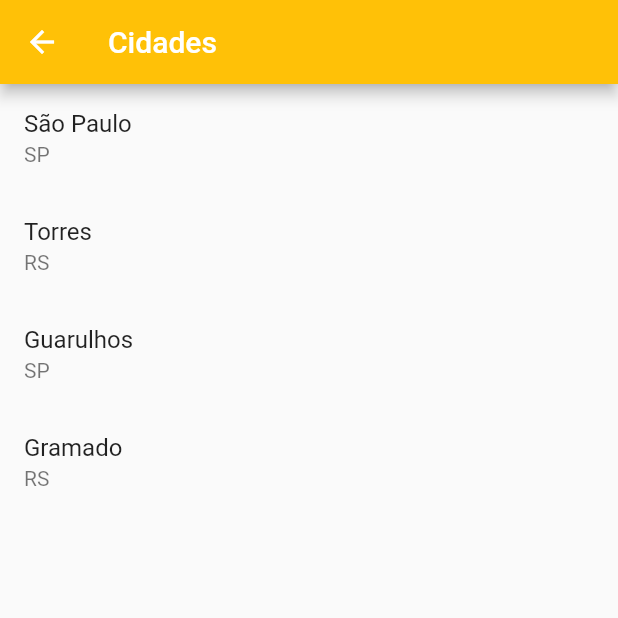
After one commit to VitoriaMagnus/primeiros_passos_flutter, a Flutter app: the CidadesPage screen opened by its route, on a phone screen of 412 x 824 dp, the top half of it. The commit adds this screen. Run offline on Flutter 3.47's test engine with Material 2 defaults, Android fonts, the phone set to English and light mode, and no system bars; our stand-ins replace device_preview.

Commit message:
Leitura arquivo json

```diff
--- /dev/null
+++ b/assets/cidades.json
@@ -0,0 +1,19 @@
+[
+     {
+          "cidade": "São Paulo",
+          "estado": "SP"
+     },
+     {
+          "cidade": "Torres",
+          "estado": "RS"
+     },
+     {
+          "cidade": "Guarulhos",
+          "estado": "SP"
+     },
+     {
+          "cidade": "Gramado",
+          "estado": "RS"
+     }
+
+]
--- a/lib/main.dart
+++ b/lib/main.dart
@@ -1,6 +1,7 @@
 import 'package:device_preview/device_preview.dart';
 import 'package:flutter/material.dart';
 import 'package:flutter_primeiro_projeto/pages/botoes_rotacao_texto/botoes_rotacoes_texto_page.dart';
+import 'package:flutter_primeiro_projeto/pages/cidades/cidades_page.dart';
 import 'package:flutter_primeiro_projeto/pages/container/container_page.dart';
 import 'package:flutter_primeiro_projeto/pages/dialogs/dialogs_pages.dart';
 import 'package:flutter_primeiro_projeto/pages/forms/forms_page.dart';
@@ -55,6 +56,7 @@ class MyApp extends StatelessWidget {
         '/dialogs': (context) => const DialogsPages(),
         '/snackbars': (context) => const SnackbarPage(),
         '/forms': (context) => const FormsPage(),
+        '/cidades': (context) => const CidadesPage(),
       },
       debugShowCheckedModeBanner: false,
     );
--- /dev/null
+++ b/lib/pages/cidades/cidades_page.dart
@@ -0,0 +1,53 @@
+import 'dart:convert';
+
+import 'package:flutter/material.dart';
+import 'package:flutter/services.dart';
+
+import 'model/cidade.dart';
+
+class CidadesPage extends StatefulWidget {
+  const CidadesPage({Key? key}) : super(key: key);
+
+  @override
+  State<CidadesPage> createState() => _CidadesPageState();
+}
+
+class _CidadesPageState extends State<CidadesPage> {
+  var cidades = <Cidade>[];
+
+  @override
+  void initState() {
+    super.initState();
+    _loadCities();
+  }
+
+  Future<void> _loadCities() async {
+    print('buscando cidades');
+    final cidadesJson = await rootBundle.loadString('assets/cidades.json');
+
+    setState(() {
+      var cidadeList = json.decode(cidadesJson);
+      cidades = cidadeList.map<Cidade>((city) => Cidade.fromMap(city)).toList();
+      print(cidades);
+    });
+  }
+
+  @override
+  Widget build(BuildContext context) {
+    return Scaffold(
+      appBar: AppBar(
+        title: const Text('Cidades'),
+      ),
+      body: ListView.builder(
+        itemCount: cidades.length,
+        itemBuilder: (context, index) {
+          var cidadeItem = cidades[index];
+          return ListTile(
+            title: Text(cidadeItem.cidade),
+            subtitle: Text(cidadeItem.estado),
+          );
+        },
+      ),
+    );
+  }
+}
--- /dev/null
+++ b/lib/pages/cidades/model/cidade.dart
@@ -0,0 +1,32 @@
+import 'dart:convert';
+
+class Cidade {
+  final String cidade;
+  final String estado;
+
+  Cidade(
+    this.cidade,
+    this.estado,
+  );
+
+  Map<String, dynamic> toMap() {
+    return {
+      'cidade': cidade,
+      'estado': estado,
+    };
+  }
+
+  factory Cidade.fromMap(Map<String, dynamic> map) {
+    return Cidade(
+      map['cidade'] ?? '',
+      map['estado'] ?? '',
+    );
+  }
+
+  String toJson() => json.encode(toMap());
+
+  factory Cidade.fromJson(String source) => Cidade.fromMap(json.decode(source));
+
+  @override
+  String toString() => 'Cidade(cidade: $cidade, estado: $estado)';
+}
--- a/lib/pages/home/home_page.dart
+++ b/lib/pages/home/home_page.dart
@@ -11,6 +11,7 @@ enum PopupMenuPages {
   dialogs,
   snackbar,
   forms,
+  cidades,
 }
 
 class HomePage extends StatelessWidget {
@@ -55,6 +56,9 @@ class HomePage extends StatelessWidget {
                   break;
                 case PopupMenuPages.forms:
                   Navigator.of(context).pushNamed('/forms');
+                  break;
+                case PopupMenuPages.cidades:
+                  Navigator.of(context).pushNamed('/cidades');
                   break;
               }
             },
@@ -101,6 +105,10 @@ class HomePage extends StatelessWidget {
                   value: PopupMenuPages.forms,
                   child: Text('Forms'),
                 ),
+                const PopupMenuItem<PopupMenuPages>(
+                  value: PopupMenuPages.cidades,
+                  child: Text('Cidades'),
+                ),
               ];
             },
           ),
```
Also changed, not shown: pubspec.yaml (+48 -49 lines), 1 other file.
